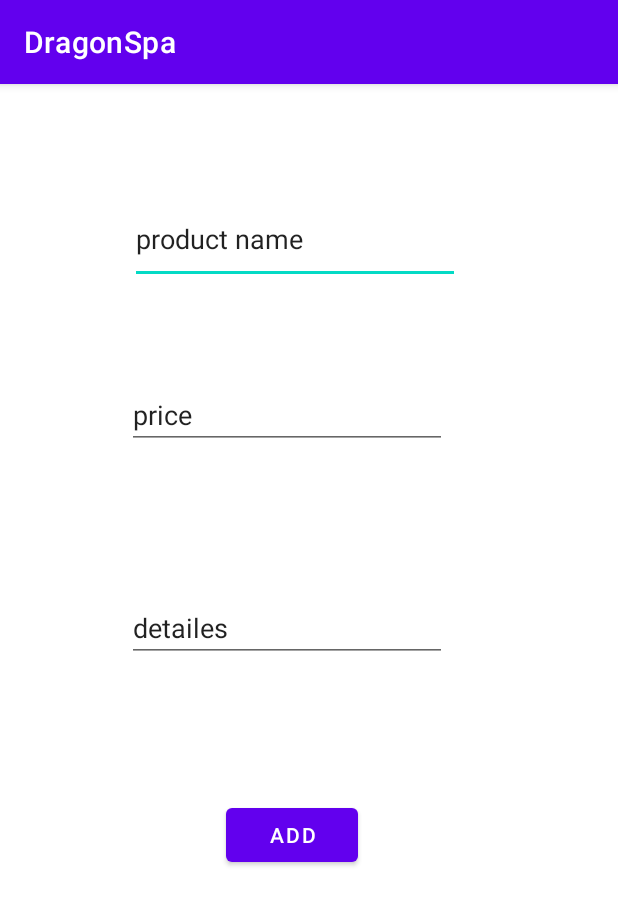
After one commit to LiadBenMoshe/DragonSpa, an Android app: the product_adding2 screen opened directly, with no data from a screen before it, on a phone screen of 412 x 824 dp. The commit adds this screen. Shown: the top 905 px of the screen. Run offline under Robolectric (Android 15) with nearby library versions, the phone set to English and light mode, and no system bars; our stand-ins replace Firebase (no records; nobody signed in at launch, a user with empty details on screens opened directly).

Commit message:
manger add product

```diff
--- a/app/src/main/AndroidManifest.xml
+++ b/app/src/main/AndroidManifest.xml
@@ -9,7 +9,8 @@
         android:roundIcon="@mipmap/ic_launcher_round"
         android:supportsRtl="true"
         android:theme="@style/Theme.DragonSpa">
-        <activity android:name=".ProfileActivity"></activity>
+        <activity android:name=".product_adding2"></activity>
+        <activity android:name=".ProfileActivity" />
         <activity android:name=".HomeActivity" />
         <activity android:name=".stock_view" />
         <activity android:name=".appointments_editing" />
--- a/app/src/main/java/com/example/dragonspa/manager_main_menu.java
+++ b/app/src/main/java/com/example/dragonspa/manager_main_menu.java
@@ -21,7 +21,6 @@ public class manager_main_menu extends AppCompatActivity {
         setContentView(R.layout.activity_manager_main_menu);
         setupUIviews();
         addProduct.setOnClickListener(new View.OnClickListener() {
-           //need to add correct target activity to each button
             @Override
             public void onClick(View v) {
                 startActivity(new Intent(manager_main_menu.this,product_adding.class));
--- /dev/null
+++ b/app/src/main/java/com/example/dragonspa/product_adding2.java
@@ -0,0 +1,66 @@
+package com.example.dragonspa;
+
+import android.content.Intent;
+import android.os.Bundle;
+import android.view.View;
+import android.widget.Button;
+import android.widget.EditText;
+import android.widget.Toast;
+
+import androidx.appcompat.app.AppCompatActivity;
+
+import com.google.firebase.database.DatabaseReference;
+import com.google.firebase.database.FirebaseDatabase;
+
+
+public class product_adding2 extends AppCompatActivity {
+    private EditText productName,price,details;
+    private Button add;
+    FirebaseDatabase mDatabase;
+    DatabaseReference dbRootRef;
+
+
+    @Override
+    protected void onCreate(Bundle savedInstanceState) {
+        super.onCreate(savedInstanceState);
+        setContentView(R.layout.activity_product_adding2);
+        setupUIviews();
+        add.setOnClickListener(new View.OnClickListener() {
+            @Override
+            public void onClick(View view) {
+                if (validate()) {
+                                Toast.makeText(product_adding2.this,"add successful",Toast.LENGTH_LONG).show();
+                                mDatabase = FirebaseDatabase.getInstance();
+                                dbRootRef = mDatabase.getReference().child("treatments");
+                                Treatment treatment = new Treatment(Long.parseLong(price.getText().toString()),productName.getText().toString(),details.getText().toString());
+                                String key = dbRootRef.push().getKey();
+                                dbRootRef.child(key).setValue(treatment);
+                                startActivity(new Intent(product_adding2.this,product_adding.class));
+                            }else{
+                                Toast.makeText(product_adding2.this,"register failed",Toast.LENGTH_LONG).show();
+                            }
+                }
+
+        });
+    }
+
+    private void setupUIviews() {
+        productName = (EditText) findViewById(R.id.productName);
+        price = (EditText) findViewById(R.id.price);
+        details = (EditText) findViewById(R.id.detailes);
+        add = (Button) findViewById(R.id.addThePbutton);
+    }
+
+    private Boolean validate() {
+        Boolean ans = false;
+        String name = productName.getText().toString();
+        String Price = price.getText().toString();
+
+        if (name.isEmpty() || Price.isEmpty()) {
+            Toast.makeText(product_adding2.this, "please enter name and price", Toast.LENGTH_LONG).show();
+        } else {
+            ans = true;
+        }
+        return ans;
+    }
+}
--- /dev/null
+++ b/app/src/main/res/layout/activity_product_adding2.xml
@@ -0,0 +1,64 @@
+<?xml version="1.0" encoding="utf-8"?>
+<androidx.constraintlayout.widget.ConstraintLayout xmlns:android="http://schemas.android.com/apk/res/android"
+    xmlns:app="http://schemas.android.com/apk/res-auto"
+    xmlns:tools="http://schemas.android.com/tools"
+    android:layout_width="match_parent"
+    android:layout_height="match_parent"
+    tools:context=".product_adding2">
+
+    <EditText
+        android:id="@+id/productName"
+        android:layout_width="220dp"
+        android:layout_height="59dp"
+        android:ems="10"
+        android:inputType="textPersonName"
+        android:text="product name"
+        app:layout_constraintBottom_toBottomOf="parent"
+        app:layout_constraintEnd_toEndOf="parent"
+        app:layout_constraintHorizontal_bias="0.45"
+        app:layout_constraintStart_toStartOf="parent"
+        app:layout_constraintTop_toTopOf="parent"
+        app:layout_constraintVertical_bias="0.104" />
+
+    <EditText
+        android:id="@+id/price"
+        android:layout_width="wrap_content"
+        android:layout_height="wrap_content"
+        android:ems="10"
+        android:inputType="number"
+        android:text="price"
+        app:layout_constraintBottom_toBottomOf="parent"
+        app:layout_constraintEnd_toEndOf="parent"
+        app:layout_constraintHorizontal_bias="0.427"
+        app:layout_constraintStart_toStartOf="parent"
+        app:layout_constraintTop_toBottomOf="@+id/productName"
+        app:layout_constraintVertical_bias="0.11" />
+
+    <EditText
+        android:id="@+id/detailes"
+        android:layout_width="wrap_content"
+        android:layout_height="wrap_content"
+        android:ems="10"
+        android:gravity="start|top"
+        android:inputType="textMultiLine"
+        android:text="detailes"
+        app:layout_constraintBottom_toBottomOf="parent"
+        app:layout_constraintEnd_toEndOf="parent"
+        app:layout_constraintHorizontal_bias="0.427"
+        app:layout_constraintStart_toStartOf="parent"
+        app:layout_constraintTop_toBottomOf="@+id/price"
+        app:layout_constraintVertical_bias="0.202" />
+
+    <Button
+        android:id="@+id/addThePbutton"
+        android:layout_width="wrap_content"
+        android:layout_height="wrap_content"
+        android:text="add"
+        app:layout_constraintBottom_toBottomOf="parent"
+        app:layout_constraintEnd_toEndOf="parent"
+        app:layout_constraintHorizontal_bias="0.464"
+        app:layout_constraintStart_toStartOf="parent"
+        app:layout_constraintTop_toBottomOf="@+id/detailes"
+        app:layout_constraintVertical_bias="0.272" />
+
+</androidx.constraintlayout.widget.ConstraintLayout>
--- a/app/src/main/res/values/strings.xml
+++ b/app/src/main/res/values/strings.xml
@@ -1,3 +1,7 @@
 <resources>
     <string name="app_name">DragonSpa</string>
+    <string name="stock">stock</string>
+    <string name="add_product">add product</string>
+    <string name="edit_appointments">edit appointments</string>
+    <string name="todo">TODO</string>
 </resources>
```
Also changed, not shown: app/src/main/java/com/example/dragonspa/Treatment.java (+9 -3 lines), app/src/main/java/com/example/dragonspa/product_adding.java (+77 -0 lines), app/src/main/res/layout/activity_manager_main_menu.xml (+3 -22 lines), app/src/main/res/layout/activity_product_adding.xml (+24 -7 lines).
